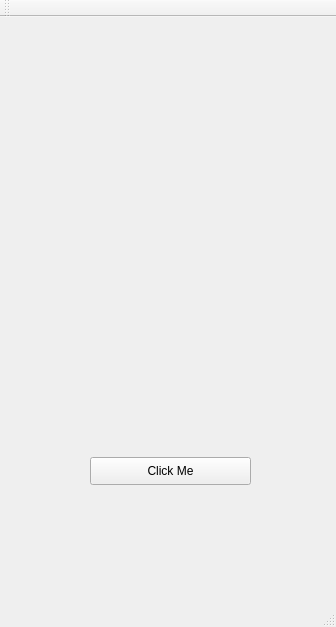
Old version of the form Widgets_App/mainwindow.ui in the repository akfalc/QILMRM.
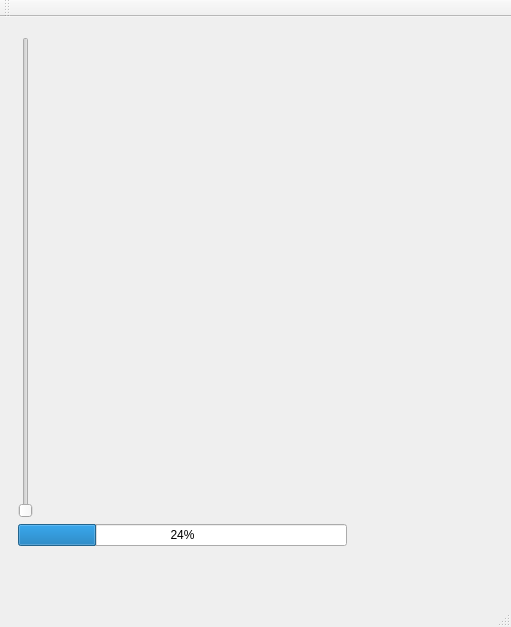
New version of the form.

What changed in the file:
```diff
--- a/Widgets_App/mainwindow.ui
+++ b/Widgets_App/mainwindow.ui
@@ -6,7 +6,7 @@
    <rect>
     <x>0</x>
     <y>0</y>
-    <width>336</width>
+    <width>511</width>
     <height>627</height>
    </rect>
   </property>
@@ -14,18 +14,31 @@
    <string>MainWindow</string>
   </property>
   <widget class="QWidget" name="centralWidget">
-   <widget class="QPushButton" name="pushButton">
+   <widget class="QWidget" name="">
     <property name="geometry">
      <rect>
-      <x>90</x>
-      <y>440</y>
-      <width>161</width>
-      <height>28</height>
+      <x>7</x>
+      <y>9</y>
+      <width>351</width>
+      <height>531</height>
      </rect>
     </property>
-    <property name="text">
-     <string>Click Me</string>
-    </property>
+    <layout class="QVBoxLayout" name="verticalLayout">
+     <item>
+      <widget class="QSlider" name="verticalSlider">
+       <property name="orientation">
+        <enum>Qt::Vertical</enum>
+       </property>
+      </widget>
+     </item>
+     <item>
+      <widget class="QProgressBar" name="progressBar">
+       <property name="value">
+        <number>24</number>
+       </property>
+      </widget>
+     </item>
+    </layout>
    </widget>
   </widget>
   <widget class="QMenuBar" name="menuBar">
```
Left out of the diff: 21 changed lines with no effect on the pictures.
